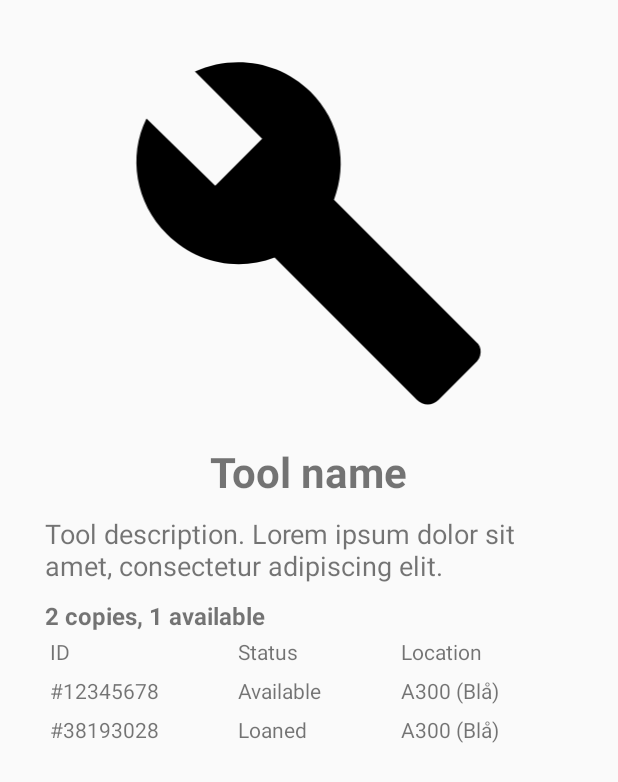
After one commit to MTNANCE/ToolSquirrel, an Android app: the fragment ToolDetailsFragment shown on its own in the app's theme, on a phone screen of 412 x 824 dp. The commit adds this screen. Shown: the top 782 px of the screen. Run offline under Robolectric (Android 15) with nearby library versions, the phone set to English and light mode, and no system bars; our stand-ins replace Picasso; pictures from the network do not load.

Commit message:
Tool list onclick navigates to clicked tool details

```diff
--- a/app/src/main/java/no/purplecloud/toolsquirrel/MainActivity.java
+++ b/app/src/main/java/no/purplecloud/toolsquirrel/MainActivity.java
@@ -7,6 +7,7 @@ import com.google.android.material.snackbar.Snackbar;
 
 import android.view.View;
 
+import androidx.lifecycle.ViewModelProviders;
 import androidx.navigation.NavController;
 import androidx.navigation.Navigation;
 import androidx.navigation.ui.AppBarConfiguration;
@@ -20,6 +21,8 @@ import androidx.appcompat.app.AppCompatActivity;
 import androidx.appcompat.widget.Toolbar;
 
 import android.view.Menu;
+
+import no.purplecloud.toolsquirrel.ui.home.HomeViewModel;
 
 public class MainActivity extends AppCompatActivity {
 
@@ -42,6 +45,8 @@ public class MainActivity extends AppCompatActivity {
         NavController navController = Navigation.findNavController(this, R.id.nav_host_fragment);
         NavigationUI.setupActionBarWithNavController(this, navController, mAppBarConfiguration);
         NavigationUI.setupWithNavController(navigationView, navController);
+        ViewModelProviders.of(this).get(HomeViewModel.class).getSelectedTool().observe(this, selected ->
+                navController.navigate(R.id.action_nav_home_to_tool_details));
     }
 
     @Override
--- a/app/src/main/java/no/purplecloud/toolsquirrel/ui/home/HomeViewModel.java
+++ b/app/src/main/java/no/purplecloud/toolsquirrel/ui/home/HomeViewModel.java
@@ -11,12 +11,23 @@ import no.purplecloud.toolsquirrel.domain.Tool;
 
 public class HomeViewModel extends ViewModel {
 
+    // Observable list of tools
     private MutableLiveData<List<Tool>> listOfTools;
+    // Observable selected tool
+    private MutableLiveData<Tool> selectedTool = new MutableLiveData<>();
 
     private List<Tool> listOfDummyTools;
 
     public HomeViewModel() {
         this.listOfDummyTools = new ArrayList<>();
+    }
+
+    public void setSelectedTool(Tool selectedTool) {
+        this.selectedTool.setValue(selectedTool);
+    }
+
+    public MutableLiveData<Tool> getSelectedTool() {
+        return this.selectedTool;
     }
 
     public LiveData<List<Tool>> getTools() {
--- /dev/null
+++ b/app/src/main/java/no/purplecloud/toolsquirrel/ui/home/ToolDetailsFragment.java
@@ -0,0 +1,47 @@
+package no.purplecloud.toolsquirrel.ui.home;
+
+import android.os.Bundle;
+import android.view.LayoutInflater;
+import android.view.View;
+import android.view.ViewGroup;
+import android.widget.ImageView;
+import android.widget.TextView;
+
+import androidx.annotation.NonNull;
+import androidx.annotation.Nullable;
+import androidx.appcompat.app.AppCompatActivity;
+import androidx.fragment.app.Fragment;
+import androidx.lifecycle.ViewModelProviders;
+
+import com.squareup.picasso.Picasso;
+
+import no.purplecloud.toolsquirrel.R;
+
+public class ToolDetailsFragment extends Fragment {
+
+    private ImageView image;
+    private TextView title;
+    private TextView description;
+
+    @Override
+    public void onCreate(@Nullable Bundle savedInstanceState) {
+        super.onCreate(savedInstanceState);
+        HomeViewModel homeViewModel = ViewModelProviders.of(this.getActivity()).get(HomeViewModel.class);
+        homeViewModel.getSelectedTool().observe(this, tool -> {
+            Picasso.get().load(tool.getToolImage()).into(this.image);
+            ((AppCompatActivity)getActivity()).getSupportActionBar().setTitle(tool.getToolName());
+            this.title.setText(tool.getToolName());
+            this.description.setText(tool.getToolDesc());
+        });
+    }
+
+    @Nullable
+    @Override
+    public View onCreateView(@NonNull LayoutInflater inflater, @Nullable ViewGroup container, @Nullable Bundle savedInstanceState) {
+        View result = inflater.inflate(R.layout.fragment_tool_details, container, false);
+        this.image = result.findViewById(R.id.tool_details_image);
+        this.title = result.findViewById(R.id.tool_details_tile);
+        this.description = result.findViewById(R.id.tool_details_desc);
+        return result;
+    }
+}
--- a/app/src/main/java/no/purplecloud/toolsquirrel/ui/home/ToolListRecyclerViewAdapter.java
+++ b/app/src/main/java/no/purplecloud/toolsquirrel/ui/home/ToolListRecyclerViewAdapter.java
@@ -9,6 +9,8 @@ import android.widget.RelativeLayout;
 import android.widget.TextView;
 
 import androidx.annotation.NonNull;
+import androidx.fragment.app.FragmentActivity;
+import androidx.lifecycle.ViewModelProviders;
 import androidx.recyclerview.widget.RecyclerView;
 
 import com.squareup.picasso.Picasso;
@@ -26,6 +28,8 @@ public class ToolListRecyclerViewAdapter extends RecyclerView.Adapter<ToolListRe
 
     private static final String TAG = "ToolListRecyclerViewAdapter";
 
+    private HomeViewModel homeViewModel;
+
     // TODO This is currently a list of dummy tools
     private final List<Tool> listOfDummyTools;
 
@@ -38,6 +42,7 @@ public class ToolListRecyclerViewAdapter extends RecyclerView.Adapter<ToolListRe
     public ViewHolder onCreateViewHolder(@NonNull ViewGroup parent, int viewType) {
         View view = LayoutInflater.from(parent.getContext()).inflate(R.layout.fragment_list_item, parent, false);
         ViewHolder viewHolder = new ViewHolder(view);
+        this.homeViewModel = ViewModelProviders.of((FragmentActivity) parent.getContext()).get(HomeViewModel.class);
         return viewHolder;
     }
 
@@ -50,6 +55,7 @@ public class ToolListRecyclerViewAdapter extends RecyclerView.Adapter<ToolListRe
         viewHolder.toolTitle.setText(this.listOfDummyTools.get(position).getToolName());
         viewHolder.toolDesc.setText(this.listOfDummyTools.get(position).getToolDesc());
         viewHolder.toolInfo.setText(this.listOfDummyTools.get(position).getToolLocation());
+        viewHolder.view.setOnClickListener(v -> homeViewModel.setSelectedTool(this.listOfDummyTools.get(position)));
     }
 
     @Override
@@ -62,6 +68,7 @@ public class ToolListRecyclerViewAdapter extends RecyclerView.Adapter<ToolListRe
      */
     public class ViewHolder extends RecyclerView.ViewHolder {
 
+        View view;
         ImageView image;
         TextView toolTitle;
         TextView toolDesc;
@@ -70,6 +77,7 @@ public class ToolListRecyclerViewAdapter extends RecyclerView.Adapter<ToolListRe
 
         public ViewHolder(@NonNull View itemView) {
             super(itemView);
+            this.view = itemView;
             this.image = itemView.findViewById(R.id.list_item_image);
             this.toolTitle = itemView.findViewById(R.id.list_item_tool_title);
             this.toolDesc = itemView.findViewById(R.id.list_item_tool_desc);
--- /dev/null
+++ b/app/src/main/res/layout/fragment_tool_details.xml
@@ -0,0 +1,98 @@
+<?xml version="1.0" encoding="utf-8"?>
+<RelativeLayout xmlns:android="http://schemas.android.com/apk/res/android"
+    xmlns:tools="http://schemas.android.com/tools"
+    android:layout_width="match_parent"
+    android:layout_height="match_parent">
+
+    <ImageView
+        android:layout_marginTop="30dp"
+        android:layout_width="match_parent"
+        android:layout_height="250dp"
+        android:layout_alignParentStart="true"
+        android:layout_alignParentEnd="true"
+        android:src="@drawable/ic_build_black_24dp"
+        android:id="@+id/tool_details_image"/>
+
+    <TextView
+        android:layout_width="wrap_content"
+        android:layout_height="wrap_content"
+        android:text="Tool name"
+        android:layout_below="@id/tool_details_image"
+        android:layout_centerHorizontal="true"
+        android:layout_marginTop="15dp"
+        android:textSize="28dp"
+        android:textStyle="bold"
+        android:id="@+id/tool_details_tile"/>
+
+    <TextView
+        android:layout_width="wrap_content"
+        android:layout_height="wrap_content"
+        android:text="Tool description. Lorem ipsum dolor sit amet, consectetur adipiscing elit."
+        android:layout_below="@id/tool_details_tile"
+        android:paddingHorizontal="30dp"
+        android:paddingVertical="10dp"
+        android:textSize="18dp"
+        android:id="@+id/tool_details_desc"/>
+
+    <TextView
+        android:layout_width="wrap_content"
+        android:layout_height="wrap_content"
+        android:layout_below="@id/tool_details_desc"
+        android:layout_marginLeft="30dp"
+        android:text="2 copies, 1 available"
+        android:textSize="16dp"
+        android:textStyle="bold"
+        android:id="@+id/tool_details_availability"/>
+
+    <TableLayout
+        android:layout_width="match_parent"
+        android:layout_height="wrap_content"
+        android:layout_below="@id/tool_details_availability"
+        android:paddingHorizontal="30dp"
+        android:stretchColumns="0, 1, 2">
+
+        <TableRow>
+            <TextView
+                android:text="ID"
+                android:padding="3dip"/>
+
+            <TextView
+                android:text="Status"
+                android:padding="3dip"/>
+
+            <TextView
+                android:text="Location"
+                android:padding="3dip"/>
+        </TableRow>
+        <TableRow>
+            <TextView
+                android:text="#12345678"
+                android:padding="3dip"/>
+
+            <TextView
+                android:text="Available"
+                android:padding="3dip"/>
+
+            <TextView
+                android:text="A300 (Blå)"
+                android:padding="3dip"/>
+
+        </TableRow>
+        <TableRow>
+            <TextView
+                android:text="#38193028"
+                android:padding="3dip"/>
+
+            <TextView
+                android:text="Loaned"
+                android:padding="3dip"/>
+
+            <TextView
+                android:text="A300 (Blå)"
+                android:padding="3dip"/>
+
+        </TableRow>
+
+    </TableLayout>
+
+</RelativeLayout>
--- a/app/src/main/res/navigation/mobile_navigation.xml
+++ b/app/src/main/res/navigation/mobile_navigation.xml
@@ -9,6 +9,18 @@
         android:id="@+id/nav_home"
         android:name="no.purplecloud.toolsquirrel.ui.home.HomeFragment"
         android:label="@string/menu_home"
-        tools:layout="@layout/fragment_home" />
+        tools:layout="@layout/fragment_home">
+        <action
+            android:id="@+id/action_nav_home_to_tool_details"
+            app:destination="@id/nav_tool_details"
+            app:enterAnim="@anim/nav_default_enter_anim"
+            app:exitAnim="@anim/nav_default_exit_anim"/>
+    </fragment>
+
+    <fragment
+        android:id="@+id/nav_tool_details"
+        android:name="no.purplecloud.toolsquirrel.ui.home.ToolDetailsFragment"
+        android:label="fragment_tool_details"
+        tools:layout="@layout/fragment_tool_details" />
 
 </navigation>
```
